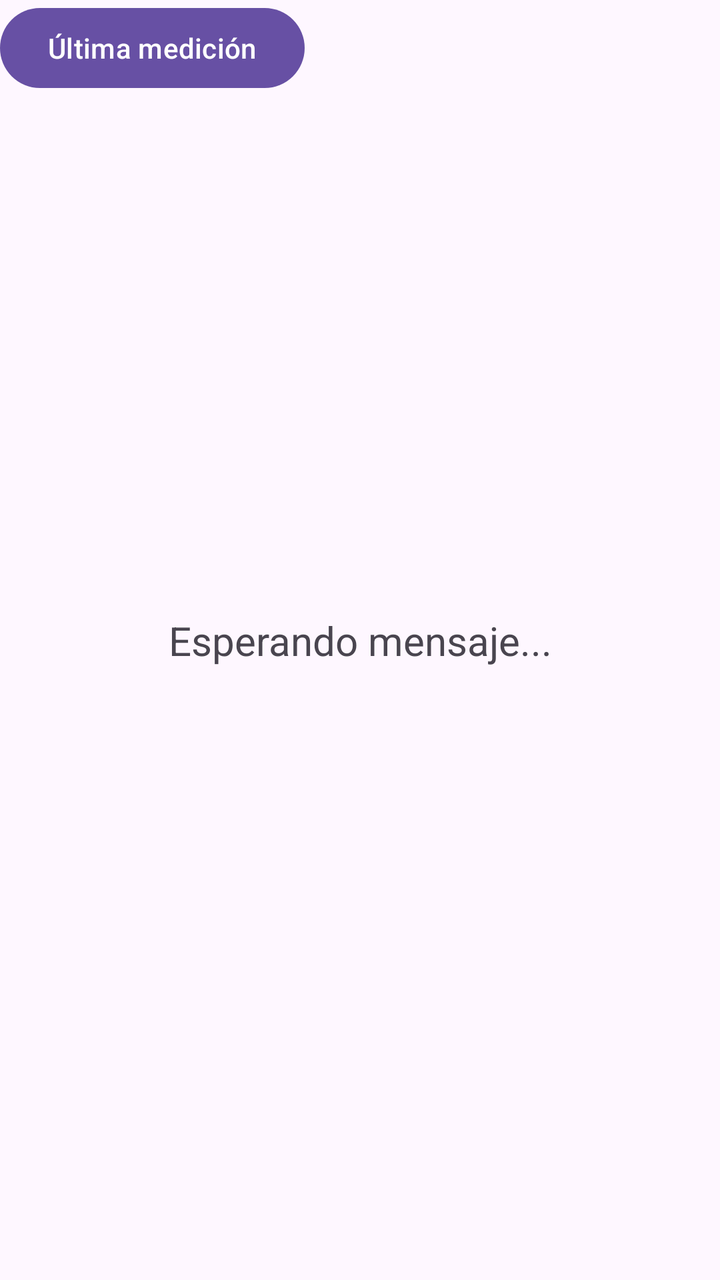
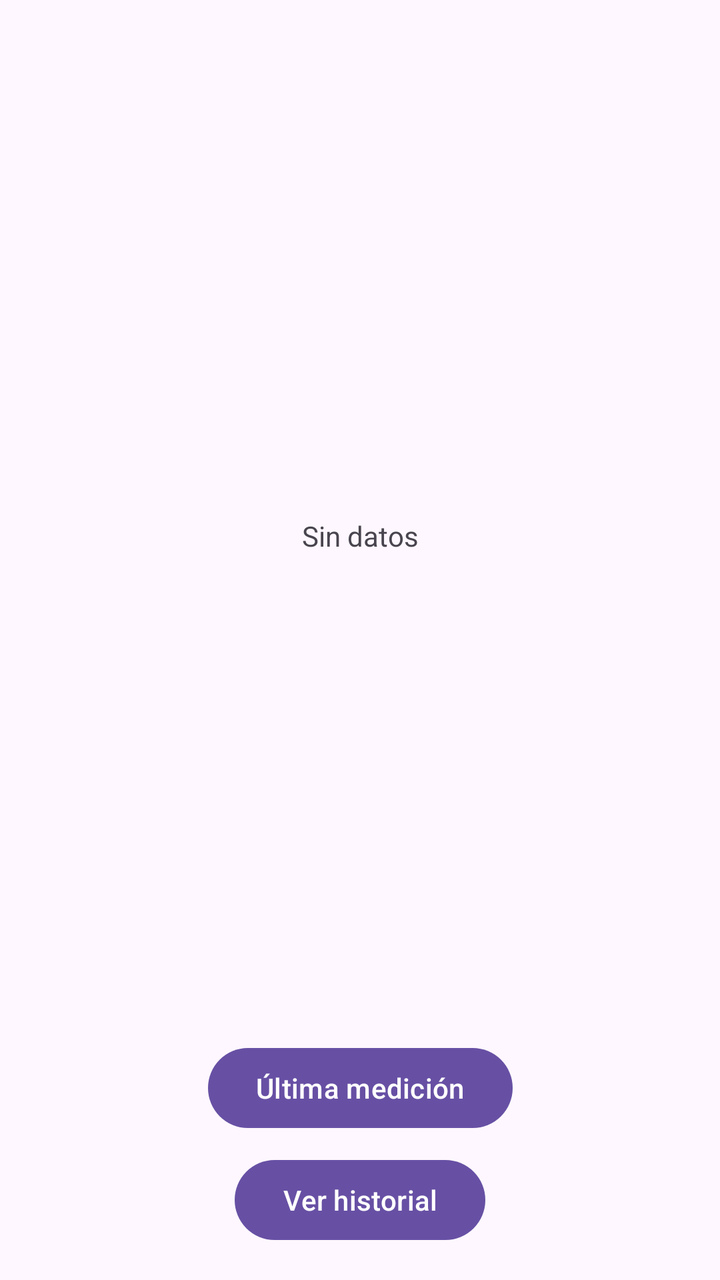

The first picture is an Android layout as it rendered before a commit; the second is the same layout after the commit. The layout source and the unified diff follow.
<!-- AndroidManifest.xml: application theme Theme.HealthMotion -->
<!-- res/layout/activity_main.xml -->
<?xml version="1.0" encoding="utf-8"?>
<androidx.constraintlayout.widget.ConstraintLayout
    xmlns:android="http://schemas.android.com/apk/res/android"
    xmlns:app="http://schemas.android.com/apk/res-auto"
    android:layout_width="match_parent"
    android:layout_height="match_parent">

    <TextView
        android:id="@+id/txtMessage"
        android:layout_width="wrap_content"
        android:layout_height="wrap_content"
        android:text="Esperando mensaje..."
        android:textSize="20sp"
        app:layout_constraintTop_toTopOf="parent"
        app:layout_constraintBottom_toBottomOf="parent"
        app:layout_constraintStart_toStartOf="parent"
        app:layout_constraintEnd_toEndOf="parent"/>

    <Button
        android:id="@+id/btnLastMeasurement"
        android:layout_width="wrap_content"
        android:layout_height="wrap_content"
        android:text="Última medición" />

</androidx.constraintlayout.widget.ConstraintLayout>
<!-- resources referenced by this layout -->
<resources>
  <style name="Theme.HealthMotion" parent="Base.Theme.HealthMotion" />
  <style name="Base.Theme.HealthMotion" parent="Theme.Material3.DayNight.NoActionBar">
          
          
      </style>
</resources>

<!-- the commit's change to res/layout/activity_main.xml (unified diff, before → after) -->
@@ -3,23 +3,47 @@
     xmlns:android="http://schemas.android.com/apk/res/android"
     xmlns:app="http://schemas.android.com/apk/res-auto"
     android:layout_width="match_parent"
-    android:layout_height="match_parent">
+    android:layout_height="match_parent"
+    android:padding="16dp">
 
-    <TextView
-        android:id="@+id/txtMessage"
-        android:layout_width="wrap_content"
-        android:layout_height="wrap_content"
-        android:text="Esperando mensaje..."
-        android:textSize="20sp"
+    <ScrollView
+        android:id="@+id/historyScroll"
+        android:layout_width="0dp"
+        android:layout_height="0dp"
+        android:fillViewport="true"
         app:layout_constraintTop_toTopOf="parent"
-        app:layout_constraintBottom_toBottomOf="parent"
+        app:layout_constraintBottom_toTopOf="@id/btnLastMeasurement"
         app:layout_constraintStart_toStartOf="parent"
-        app:layout_constraintEnd_toEndOf="parent"/>
+        app:layout_constraintEnd_toEndOf="parent">
+
+        <TextView
+            android:id="@+id/txtMessage"
+            android:layout_width="match_parent"
+            android:layout_height="wrap_content"
+            android:gravity="center"
+            android:padding="8dp"
+            android:text="Sin datos"
+            android:textSize="14sp" />
+
+    </ScrollView>
 
     <Button
         android:id="@+id/btnLastMeasurement"
         android:layout_width="wrap_content"
         android:layout_height="wrap_content"
-        android:text="Última medición" />
+        android:text="Última medición"
+        android:layout_marginBottom="8dp"
+        app:layout_constraintBottom_toTopOf="@id/btnHistory"
+        app:layout_constraintStart_toStartOf="parent"
+        app:layout_constraintEnd_toEndOf="parent" />
+
+    <Button
+        android:id="@+id/btnHistory"
+        android:layout_width="wrap_content"
+        android:layout_height="wrap_content"
+        android:text="Ver historial"
+        app:layout_constraintBottom_toBottomOf="parent"
+        app:layout_constraintStart_toStartOf="parent"
+        app:layout_constraintEnd_toEndOf="parent" />
 
 </androidx.constraintlayout.widget.ConstraintLayout>
